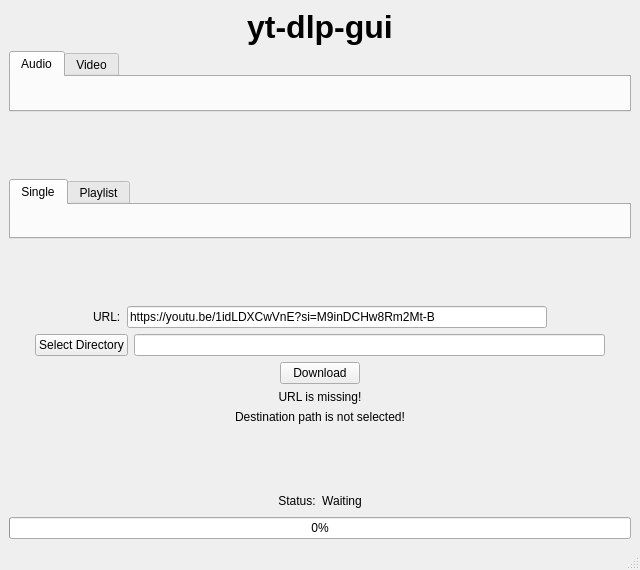
Before: the Qt Designer form maingui.ui in Bundes197/yt-dlp-gui, drawn with Qt 5.
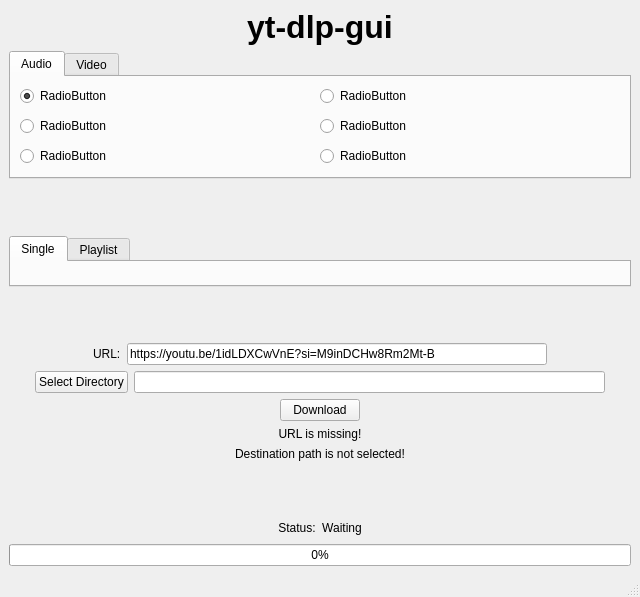
After: the same form once the commit is applied.

Commit message: feat: empty radio buttons for formats

Patch:
```diff
--- a/maingui.ui
+++ b/maingui.ui
@@ -7,7 +7,7 @@
     <x>0</x>
     <y>0</y>
     <width>640</width>
-    <height>570</height>
+    <height>597</height>
    </rect>
   </property>
   <property name="windowTitle">
@@ -59,7 +59,68 @@
        <attribute name="title">
         <string>Audio</string>
        </attribute>
-       <layout class="QVBoxLayout" name="verticalLayout_3"/>
+       <layout class="QGridLayout" name="gridLayout">
+        <property name="horizontalSpacing">
+         <number>0</number>
+        </property>
+        <property name="verticalSpacing">
+         <number>10</number>
+        </property>
+        <item row="1" column="1">
+         <widget class="QRadioButton" name="radioButton_4">
+          <property name="text">
+           <string>RadioButton</string>
+          </property>
+         </widget>
+        </item>
+        <item row="1" column="0">
+         <widget class="QRadioButton" name="radioButton_3">
+          <property name="layoutDirection">
+           <enum>Qt::LayoutDirection::LeftToRight</enum>
+          </property>
+          <property name="text">
+           <string>RadioButton</string>
+          </property>
+         </widget>
+        </item>
+        <item row="0" column="1">
+         <widget class="QRadioButton" name="radioButton_2">
+          <property name="text">
+           <string>RadioButton</string>
+          </property>
+         </widget>
+        </item>
+        <item row="0" column="0">
+         <widget class="QRadioButton" name="radioButton">
+          <property name="layoutDirection">
+           <enum>Qt::LayoutDirection::LeftToRight</enum>
+          </property>
+          <property name="text">
+           <string>RadioButton</string>
+          </property>
+          <property name="checked">
+           <bool>true</bool>
+          </property>
+         </widget>
+        </item>
+        <item row="2" column="0">
+         <widget class="QRadioButton" name="radioButton_5">
+          <property name="text">
+           <string>RadioButton</string>
+          </property>
+          <property name="checked">
+           <bool>false</bool>
+          </property>
+         </widget>
+        </item>
+        <item row="2" column="1">
+         <widget class="QRadioButton" name="radioButton_6">
+          <property name="text">
+           <string>RadioButton</string>
+          </property>
+         </widget>
+        </item>
+       </layout>
       </widget>
       <widget class="QWidget" name="videoTab">
        <attribute name="title">
```
Left out of the diff: 58 changed lines with no effect on the pictures.
